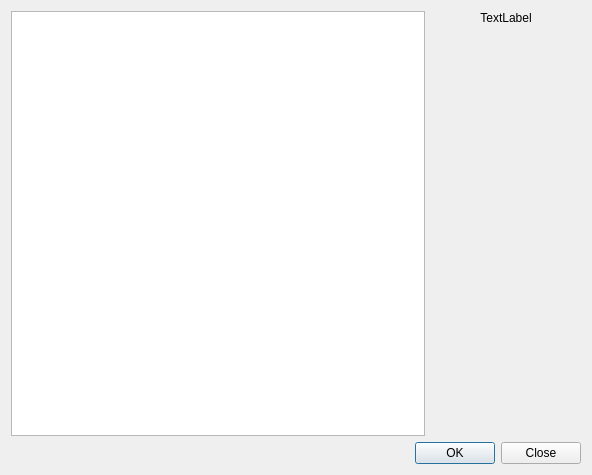
rust3128/HotlineDesktop, file Clients/clientslistdialog.ui: the form before one commit.
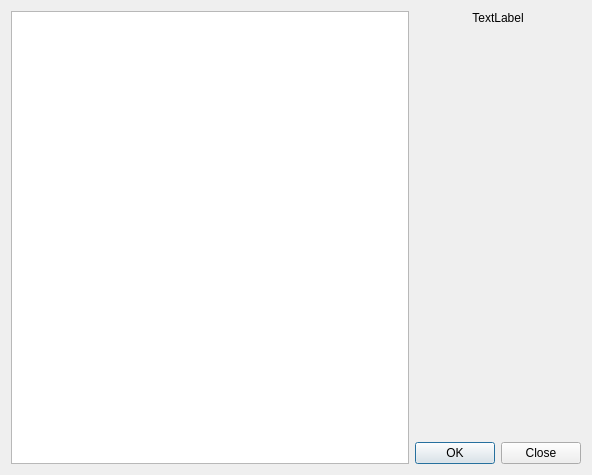
The form after the commit. Icons and pictures are not drawn.

```diff
--- a/Clients/clientslistdialog.ui
+++ b/Clients/clientslistdialog.ui
@@ -17,8 +17,8 @@
    <iconset resource="../resource.qrc">
     <normaloff>:/Images/clients.png</normaloff>:/Images/clients.png</iconset>
   </property>
-  <layout class="QGridLayout" name="gridLayout">
-   <item row="0" column="0" rowspan="2">
+  <layout class="QGridLayout" name="gridLayout" rowstretch="0,0,0" columnstretch="1,0" columnminimumwidth="0,0">
+   <item row="0" column="0" rowspan="3">
     <widget class="QTableView" name="tableViewList">
      <property name="editTriggers">
       <set>QAbstractItemView::NoEditTriggers</set>
@@ -63,7 +63,7 @@
      </property>
     </spacer>
    </item>
-   <item row="2" column="0" colspan="2">
+   <item row="2" column="1">
     <widget class="QDialogButtonBox" name="buttonBox">
      <property name="standardButtons">
       <set>QDialogButtonBox::Close|QDialogButtonBox::Ok</set>
```
Left out of the diff: 3 changed lines with no effect on the pictures.
